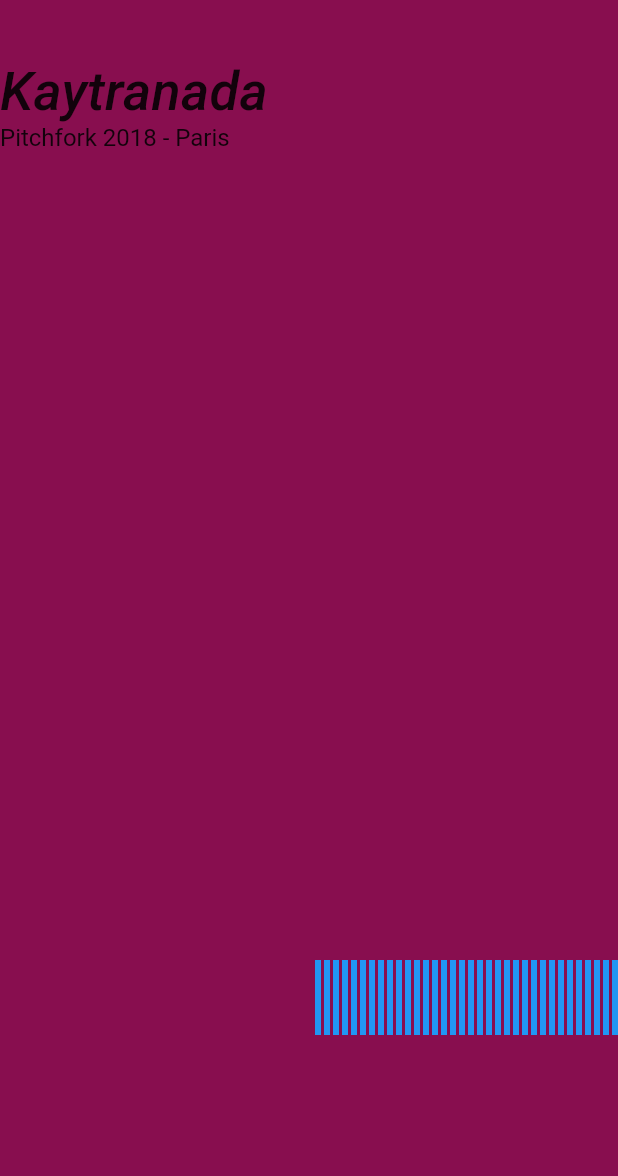
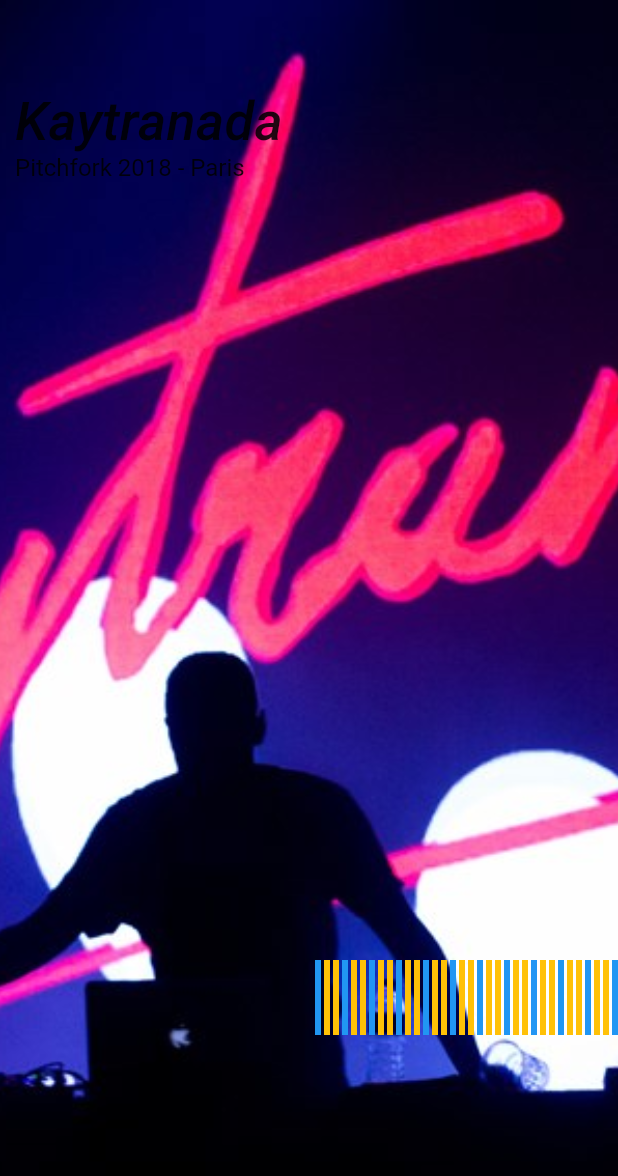
Before and after one commit to JamieThomson97/FlutterUITest, a Flutter app: the screen it shows after launch, on a phone screen of 412 x 824 dp. Shown: the top 1176 px of the screen. Run offline on Flutter 3.47's test engine with Material 2 defaults, Android fonts, the phone set to English and light mode, and no system bars.

```diff
--- a/UITest/lib/screens/now_playing_page.dart
+++ b/UITest/lib/screens/now_playing_page.dart
@@ -7,13 +7,19 @@ class NowPlayingScreen extends StatelessWidget {
   @override
   Widget build(BuildContext context) {
     return Container(
+      decoration: BoxDecoration(
+        image: DecorationImage(
+          fit: BoxFit.cover,
+          image: AssetImage("resources/Now_Playing_Screen/KaytranadaLive.jpeg"),
+        ),
+      ),
       alignment: Alignment.centerRight,
       padding: EdgeInsets.fromLTRB(0, 40, 0, 0),
-      color: Colors.pink[900],
       child: Column(
         children: [
           SizedBox(
             child: Container(
+              padding: EdgeInsets.fromLTRB(10, 20, 0, 0),
               alignment: Alignment.centerLeft,
               child: Column(
                 crossAxisAlignment: CrossAxisAlignment.start,
@@ -38,12 +44,10 @@ class NowPlayingScreen extends StatelessWidget {
           ),
           Container(
             height: 50,
-            child: CustomScrollView(
+            child: ListView.builder(
               scrollDirection: Axis.horizontal,
-              slivers: <Widget>[
-                SliverList(
-                  delegate: SliverChildBuilderDelegate(
-                    (BuildContext context, int index) {
+              itemCount: 400,
+              itemBuilder: ((BuildContext context, int index) {
                 if (index < 42) {
                   return Container(
                     width: 5,
@@ -53,15 +57,16 @@ class NowPlayingScreen extends StatelessWidget {
                 bool isBar = index % 2 == 0;
                 return Container(
                   alignment: Alignment.center,
-                        color: isBar ? Colors.blue : Colors.transparent,
+                  color: isBar
+                      ? index % 3 == 0
+                          ? Colors.blue
+                          : Colors.amber
+                      : Colors.transparent,
                   height: 30,
                   width: isBar ? 4 : 2,
                   // child: Text('Item: $index'),
                 );
-                    },
-                  ),
-                ),
-              ],
+              }),
             ),
           ),
         ],
--- a/UITest/pubspec.yaml
+++ b/UITest/pubspec.yaml
@@ -18,7 +18,7 @@ publish_to: "none" # Remove this line if you wish to publish to pub.dev
 version: 1.0.0+1
 
 environment:
-  sdk: '>=2.12.0 <3.0.0'
+  sdk: ">=2.12.0 <3.0.0"
 
 dependencies:
   intl: ^0.17.0
@@ -46,6 +46,7 @@ flutter:
   # To add assets to your application, add an assets section, like this:
   assets:
     - resources/images/
+    - resources/Now_Playing_Screen/
 
   # An image asset can refer to one or more resolution-specific "variants", see
   # https://flutter.dev/assets-and-images/#resolution-aware.
```
Also changed, not shown: UITest/resources/Now_Playing_Screen/KaytranadaLive.jpeg (added). Lines whose indentation alone changed are shown as unchanged.
